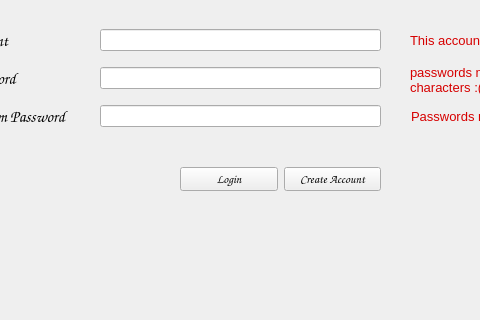
Qt form ticketsalessystem.ui (alexwang2001/AOOP_project) before a commit; both pictures show x 190 to 670 and y 280 to 600 of the 800 by 600 pixel window.
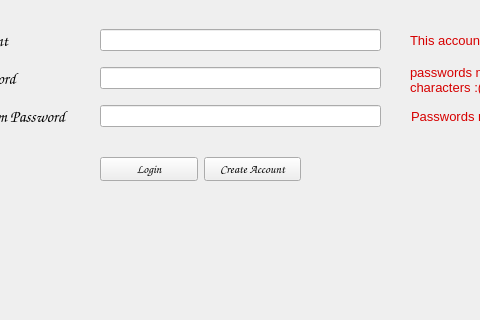
The same form after that commit.

Patch:
```diff
--- a/ticketsalessystem.ui
+++ b/ticketsalessystem.ui
@@ -454,8 +454,8 @@
      <widget class="QWidget" name="horizontalLayoutWidget">
       <property name="geometry">
        <rect>
-        <x>370</x>
-        <y>400</y>
+        <x>290</x>
+        <y>390</y>
         <width>201</width>
         <height>80</height>
        </rect>
```
